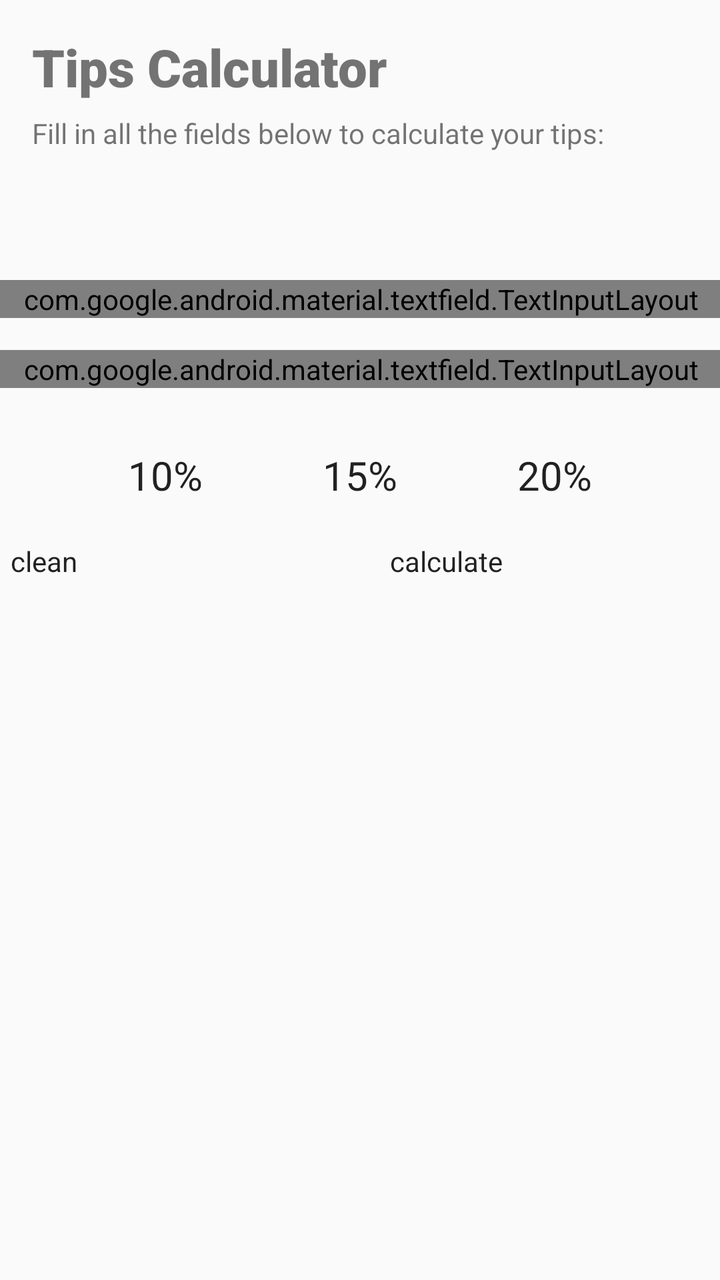
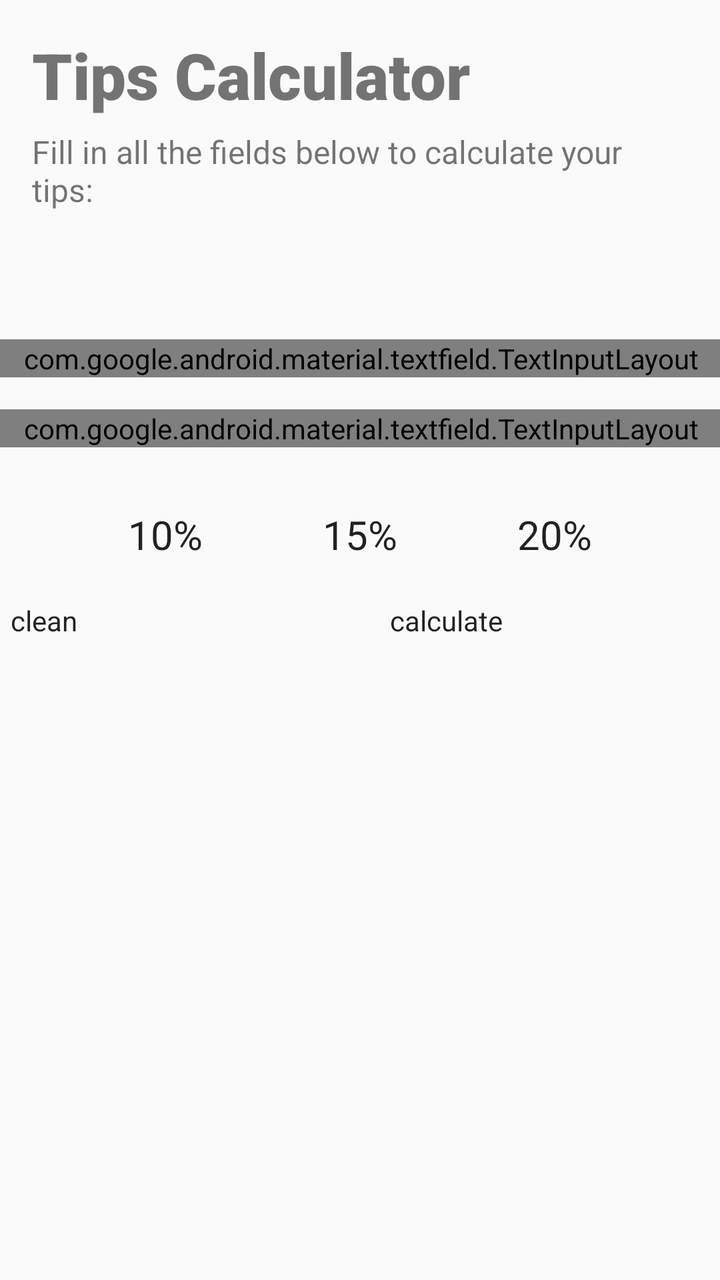

An Android layout rendered at two revisions. The XML below is the earlier revision; the diff shows what the commit changed to produce the second picture.
<!-- AndroidManifest.xml: activity theme Theme.Tips_calculator -->
<!-- res/layout/activity_main.xml -->
<?xml version="1.0" encoding="utf-8"?>
<androidx.constraintlayout.widget.ConstraintLayout xmlns:android="http://schemas.android.com/apk/res/android"
    xmlns:app="http://schemas.android.com/apk/res-auto"
    xmlns:tools="http://schemas.android.com/tools"
    android:layout_width="match_parent"
    android:layout_height="match_parent"
    tools:ignore="MissingPrefix">

    <TextView
        android:id="@+id/tv_title"
        android:layout_width="match_parent"
        android:layout_height="wrap_content"
        android:layout_margin="16dp"
        android:layout_marginTop="128dp"
        android:fontFamily="sans-serif-black"
        android:text="@string/title"
        android:textSize="26sp"
        app:layout_constraintEnd_toEndOf="parent"
        app:layout_constraintHorizontal_bias="0.0"
        app:layout_constraintStart_toStartOf="parent"
        app:layout_constraintTop_toTopOf="parent" />

    <TextView
        android:id="@+id/tv_subtitle"
        android:layout_width="match_parent"
        android:layout_height="wrap_content"
        android:layout_marginStart="16dp"
        android:layout_marginTop="6dp"
        android:layout_marginEnd="16dp"
        android:text="@string/subtitle"
        app:layout_constraintTop_toBottomOf="@id/tv_title" />

    <com.google.android.material.textfield.TextInputLayout
        android:id="@+id/tin_totalValue"
        android:layout_width="379dp"
        android:layout_height="wrap_content"
        android:layout_marginStart="16dp"
        android:layout_marginTop="64dp"
        android:layout_marginEnd="16dp"
        app:layout_constraintEnd_toEndOf="parent"
        app:layout_constraintStart_toStartOf="parent"
        app:layout_constraintTop_toBottomOf="@+id/tv_subtitle">

        <com.google.android.material.textfield.TextInputEditText
            android:id="@+id/tin_total"
            android:layout_width="match_parent"
            android:layout_height="50dp"
            android:hint="Total value. Ex: $ 120.00" />
    </com.google.android.material.textfield.TextInputLayout>

    <com.google.android.material.textfield.TextInputLayout
        android:id="@+id/tin_totalPeople"
        android:layout_width="379dp"
        android:layout_height="wrap_content"
        android:layout_marginStart="16dp"
        android:layout_marginTop="16dp"
        android:layout_marginEnd="16dp"
        app:layout_constraintEnd_toEndOf="parent"
        app:layout_constraintStart_toStartOf="parent"
        app:layout_constraintTop_toBottomOf="@+id/tin_totalValue">

        <com.google.android.material.textfield.TextInputEditText
            android:layout_width="match_parent"
            android:layout_height="50dp"
            android:hint="Total people. Ex: 4"
            android:inputType="number" />
    </com.google.android.material.textfield.TextInputLayout>

    <androidx.constraintlayout.widget.Guideline
        android:id="@+id/wid_separator"
        android:layout_width="wrap_content"
        android:layout_height="wrap_content"
        android:orientation="vertical"
        app:layout_constraintGuide_percent="0.5" />


    <Button
        android:id="@+id/clean_btn"
        android:layout_width="160dp"
        android:layout_height="wrap_content"
        android:layout_marginTop="20dp"
        android:text="clean"
        app:layout_constraintEnd_toStartOf="@+id/wid_separator"
        app:layout_constraintStart_toStartOf="@+id/tin_totalPeople"
        app:layout_constraintTop_toBottomOf="@+id/radio_percentage" />

    <Button
        android:id="@+id/calc_btn"
        android:layout_width="160dp"
        android:layout_height="wrap_content"
        android:layout_marginTop="20dp"
        android:text="calculate"
        app:layout_constraintEnd_toEndOf="@+id/tin_totalPeople"
        app:layout_constraintStart_toStartOf="@+id/wid_separator"
        app:layout_constraintTop_toBottomOf="@+id/radio_percentage" />

    <RadioGroup
        android:id="@+id/radio_percentage"
        android:layout_width="wrap_content"
        android:layout_height="wrap_content"
        android:layout_marginTop="30dp"
        android:orientation="horizontal"
        app:layout_constraintEnd_toEndOf="parent"
        app:layout_constraintStart_toStartOf="parent"
        app:layout_constraintTop_toBottomOf="@+id/tin_totalPeople">

        <RadioButton
            android:layout_width="wrap_content"
            android:layout_height="wrap_content"
            android:layout_marginEnd="60dp"
            android:text="10%"
            android:textSize="20sp" />

        <RadioButton
            android:layout_width="wrap_content"
            android:layout_height="wrap_content"
            android:layout_marginEnd="60dp"
            android:text="15%"
            android:textSize="20sp" />

        <RadioButton
            android:layout_width="wrap_content"
            android:layout_height="wrap_content"
            android:text="20%"
            android:textSize="20sp" />


    </RadioGroup>


</androidx.constraintlayout.widget.ConstraintLayout>
<!-- resources referenced by this layout -->
<resources>
  <string name="subtitle">Fill in all the fields below to calculate your tips:</string>
  <string name="title">Tips Calculator</string>
  <style name="Theme.Tips_calculator" parent="android:Theme.Material.Light.NoActionBar" />
</resources>

<!-- the commit's change to res/layout/activity_main.xml (unified diff, before → after) -->
@@ -14,7 +14,7 @@
         android:layout_marginTop="128dp"
         android:fontFamily="sans-serif-black"
         android:text="@string/title"
-        android:textSize="26sp"
+        android:textSize="32sp"
         app:layout_constraintEnd_toEndOf="parent"
         app:layout_constraintHorizontal_bias="0.0"
         app:layout_constraintStart_toStartOf="parent"
@@ -28,6 +28,7 @@
         android:layout_marginTop="6dp"
         android:layout_marginEnd="16dp"
         android:text="@string/subtitle"
+        android:textSize="16sp"
         app:layout_constraintTop_toBottomOf="@id/tv_title" />
 
     <com.google.android.material.textfield.TextInputLayout
@@ -105,6 +106,7 @@
         app:layout_constraintTop_toBottomOf="@+id/tin_totalPeople">
 
         <RadioButton
+            android:id="@+id/rb_one"
             android:layout_width="wrap_content"
             android:layout_height="wrap_content"
             android:layout_marginEnd="60dp"
@@ -112,6 +114,7 @@
             android:textSize="20sp" />
 
         <RadioButton
+            android:id="@+id/rb_two"
             android:layout_width="wrap_content"
             android:layout_height="wrap_content"
             android:layout_marginEnd="60dp"
@@ -119,6 +122,7 @@
             android:textSize="20sp" />
 
         <RadioButton
+            android:id="@+id/rb_three"
             android:layout_width="wrap_content"
             android:layout_height="wrap_content"
             android:text="20%"
